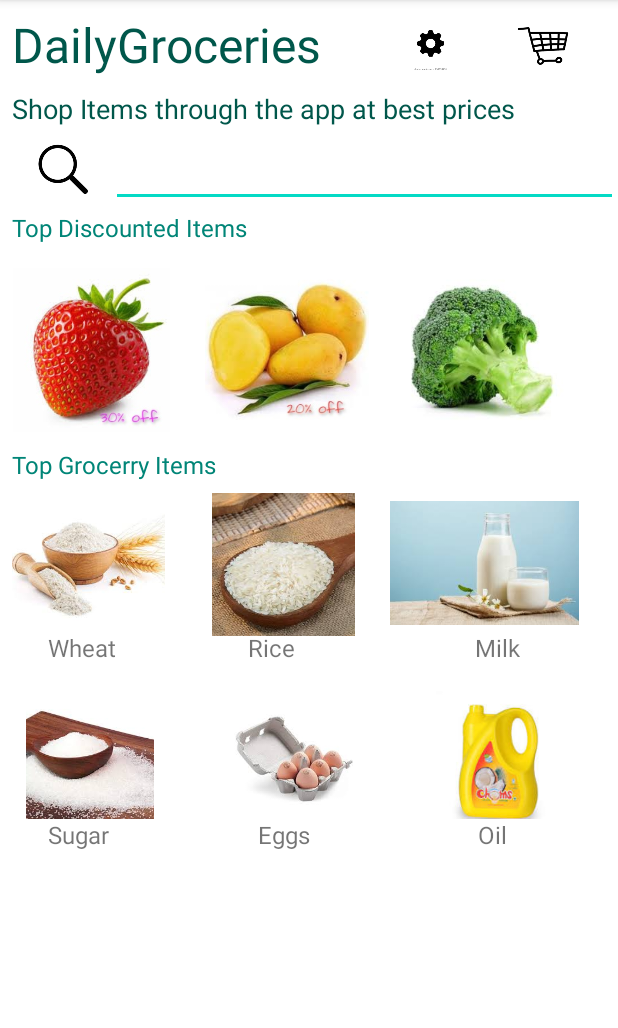
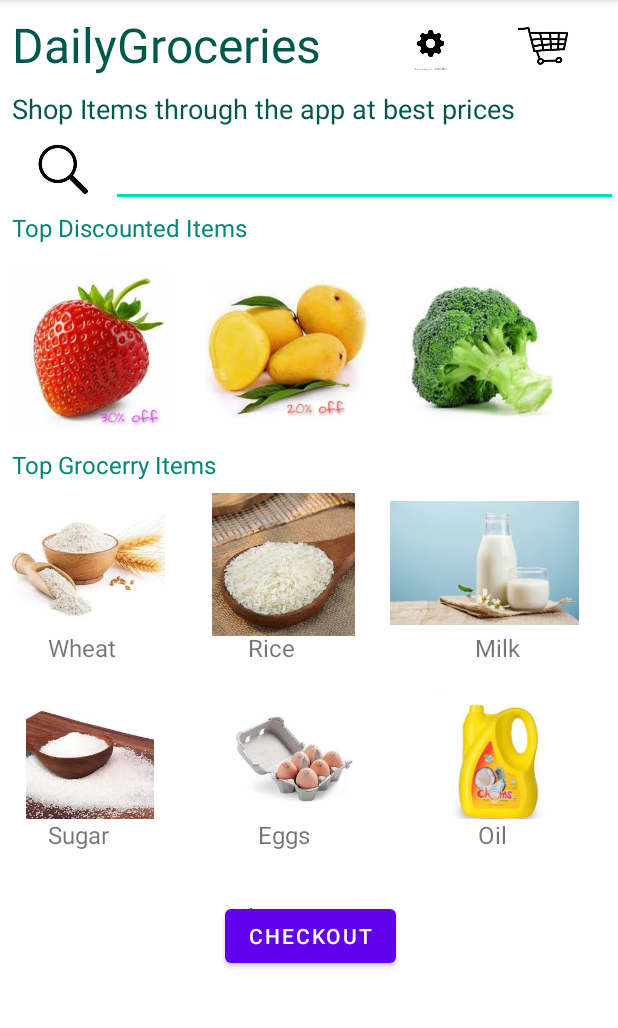
Before and after one commit to ameyaphatak88/TheGrocersShop, an Android app: the screen it shows after launch (MainActivity), on a phone screen of 412 x 824 dp, the part 84-1112 px from its top. Run offline under Robolectric (Android 15) with nearby library versions, the light colour scheme and no system bars.

Commit message:
checkout button

```diff
--- a/app/src/main/java/com/example/grocerystore/MainActivity.java
+++ b/app/src/main/java/com/example/grocerystore/MainActivity.java
@@ -5,6 +5,7 @@ import androidx.appcompat.app.AppCompatActivity;
 import android.content.Intent;
 import android.os.Bundle;
 import android.view.View;
+import android.widget.Button;
 import android.widget.ImageView;
 import android.widget.TextView;
 
@@ -13,6 +14,8 @@ public class MainActivity extends AppCompatActivity {
     ImageView strawberryButton, mangoButton, broccoliButton, searchButton;
     ImageView wheat, rice, milk, eggs, oil, sugar;
     String passOnToNextActivity="";
+    Button checkoutbutton;
+
     @Override
     protected void onCreate(Bundle savedInstanceState) {
         super.onCreate(savedInstanceState);
@@ -28,6 +31,7 @@ public class MainActivity extends AppCompatActivity {
         eggs = findViewById(R.id.eggs);
         oil = findViewById(R.id.imageView12);
         sugar = findViewById(R.id.sugar);
+        checkoutbutton =  (Button) findViewById(R.id.button2);
 
         searchButton.setOnClickListener(new View.OnClickListener() {
             @Override
@@ -72,6 +76,15 @@ public class MainActivity extends AppCompatActivity {
                 }
             }
         });
+
+        checkoutbutton.setOnClickListener(new View.OnClickListener() {
+            public void onClick(View v) {
+                // Do something in response to button click
+                //passOnToNextActivity="Strawberry";
+                goToCheckOutActivity();
+            }
+        });
+
 
         strawberryButton.setOnClickListener(new View.OnClickListener() {
             @Override
@@ -137,6 +150,8 @@ public class MainActivity extends AppCompatActivity {
             }
         });
 
+
+
     }
 
     public void goToSecondActivity() {
@@ -144,4 +159,9 @@ public class MainActivity extends AppCompatActivity {
         startActivity(intent);
     }
 
+    public void goToCheckOutActivity(){
+        Intent intent = new Intent(this, SecondActivity.class).putExtra("passed", passOnToNextActivity);
+        startActivity(intent);
+    }
+
 }
--- a/app/src/main/res/layout/activity_main.xml
+++ b/app/src/main/res/layout/activity_main.xml
@@ -223,6 +223,7 @@
             android:layout_marginBottom="26dp"
             android:layout_marginLeft="16dp"
             app:srcCompat="@drawable/oil" />
+
     </LinearLayout>
     <TextView
         android:id="@+id/t7"
@@ -249,4 +250,22 @@
         android:layout_marginLeft="112dp"
         android:text="Oil"
         android:textSize="16sp" />
+
+    <TextView
+        android:id="@+id/t99"
+        android:layout_width="wrap_content"
+        android:layout_height="wrap_content"
+        android:layout_marginTop="600dp"
+        android:layout_marginLeft="150dp"
+        android:text="Oil"
+        android:textSize="16sp" />
+
+    <Button
+        android:id="@+id/button2"
+        android:layout_width="wrap_content"
+        android:layout_height="wrap_content"
+        android:layout_marginTop="600dp"
+        android:layout_marginLeft="150dp"
+        android:text="CheckOut" />
+
 </RelativeLayout>
```
